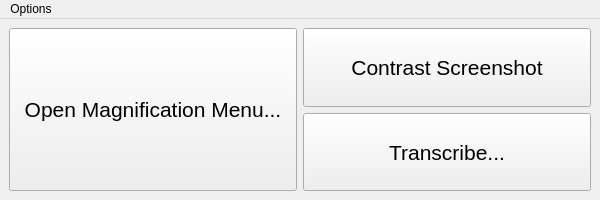
Qt form ui/main.ui (TSA-SoftwareDevTeam-2138052-2026/TSA2026) before a commit.
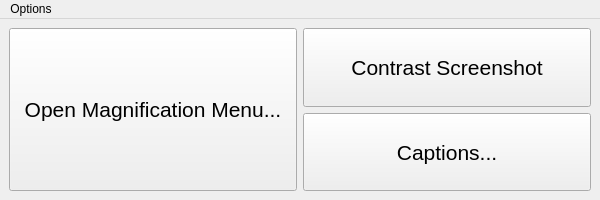
The same form after that commit.

The edit to the form file:
```diff
--- a/ui/main.ui
+++ b/ui/main.ui
@@ -82,7 +82,7 @@
          </font>
         </property>
         <property name="text">
-         <string>Transcribe...</string>
+         <string>Captions...</string>
         </property>
        </widget>
       </item>
```
